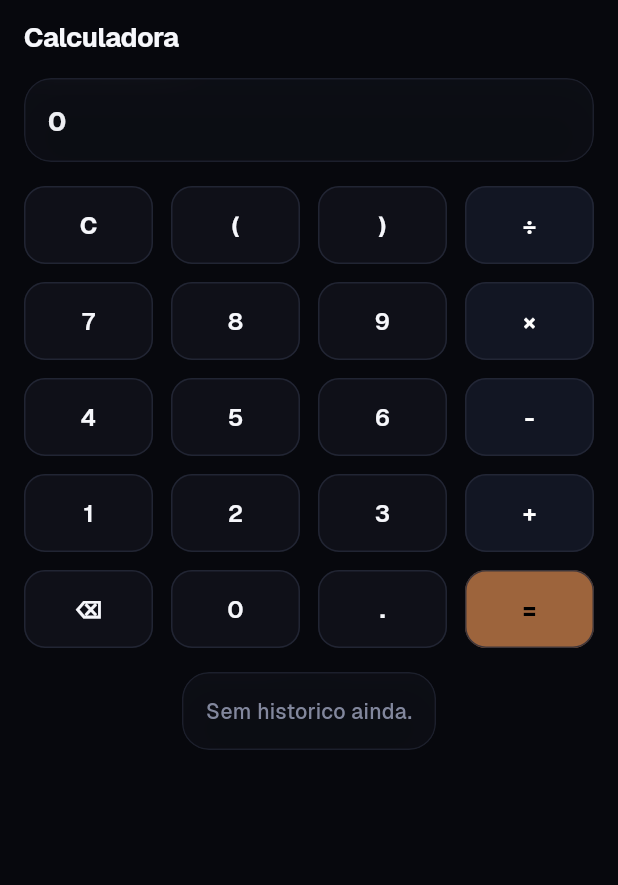
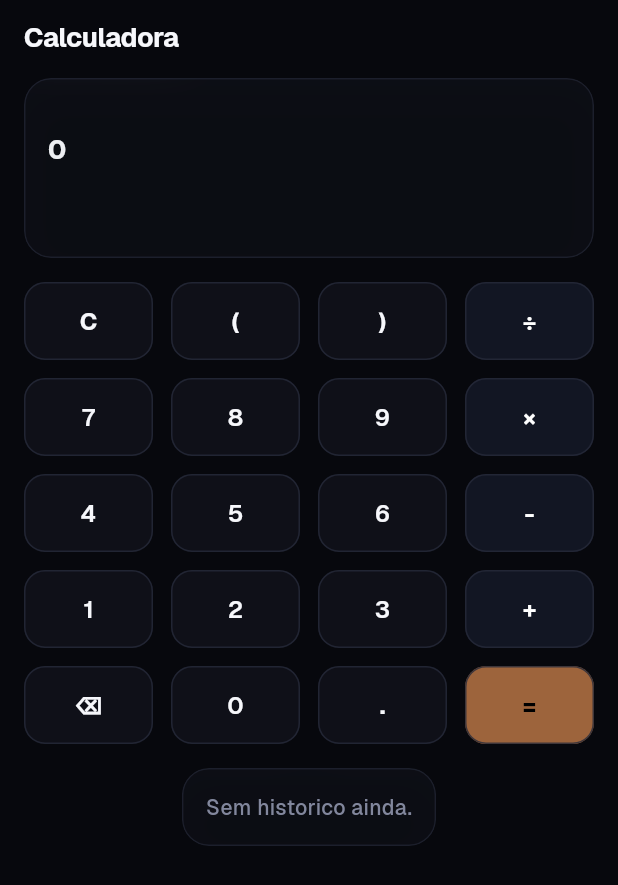
Before and after one commit to FilipePr0graming/Nexo, a Flutter app: the NexoQuickCalculatorSheet widget shown alone on an empty page, opened directly, on a phone screen of 412 x 824 dp. Shown: the top 885 px of the screen. Run offline on Flutter 3.47's test engine with Material 3 defaults, Android fonts, the phone set to English and light mode, and no system bars; our stand-ins replace shared_preferences, supabase_flutter; accounts and stored records are empty.

Commit message:
fix(ui): stabilize calculator display layout

```diff
--- a/apps/client/lib/shared/components/app/nexo_quick_calculator_sheet.dart
+++ b/apps/client/lib/shared/components/app/nexo_quick_calculator_sheet.dart
@@ -127,30 +127,40 @@ class _NexoQuickCalculatorSheetState extends State<NexoQuickCalculatorSheet> {
           const SizedBox(height: NexoSpacing.md),
           NexoCard(
             padding: const EdgeInsets.all(NexoSpacing.md),
+            child: SizedBox(
+              height: 88,
               child: Column(
                 crossAxisAlignment: CrossAxisAlignment.end,
+                mainAxisAlignment: MainAxisAlignment.center,
                 children: [
                   Align(
                     alignment: Alignment.centerLeft,
                     child: Text(
                       _expression.isEmpty ? '0' : _expression,
-                    maxLines: 2,
+                      maxLines: 1,
                       overflow: TextOverflow.ellipsis,
                       style: Theme.of(context).textTheme.titleLarge?.copyWith(
                             letterSpacing: -0.2,
                           ),
                     ),
                   ),
-                if (_preview != null) ...[
                   const SizedBox(height: NexoSpacing.xs),
-                  Text(
-                    _preview!,
+                  SizedBox(
+                    height: 18,
+                    child: Align(
+                      alignment: Alignment.centerRight,
+                      child: Text(
+                        _preview ?? '',
+                        maxLines: 1,
+                        overflow: TextOverflow.ellipsis,
                         style: Theme.of(context).textTheme.bodyMedium?.copyWith(
                               color: NexoColors.inkLow,
                             ),
                       ),
+                    ),
+                  ),
                 ],
-              ],
+              ),
             ),
           ),
           const SizedBox(height: NexoSpacing.md),
```
Lines whose indentation alone changed are shown as unchanged.
